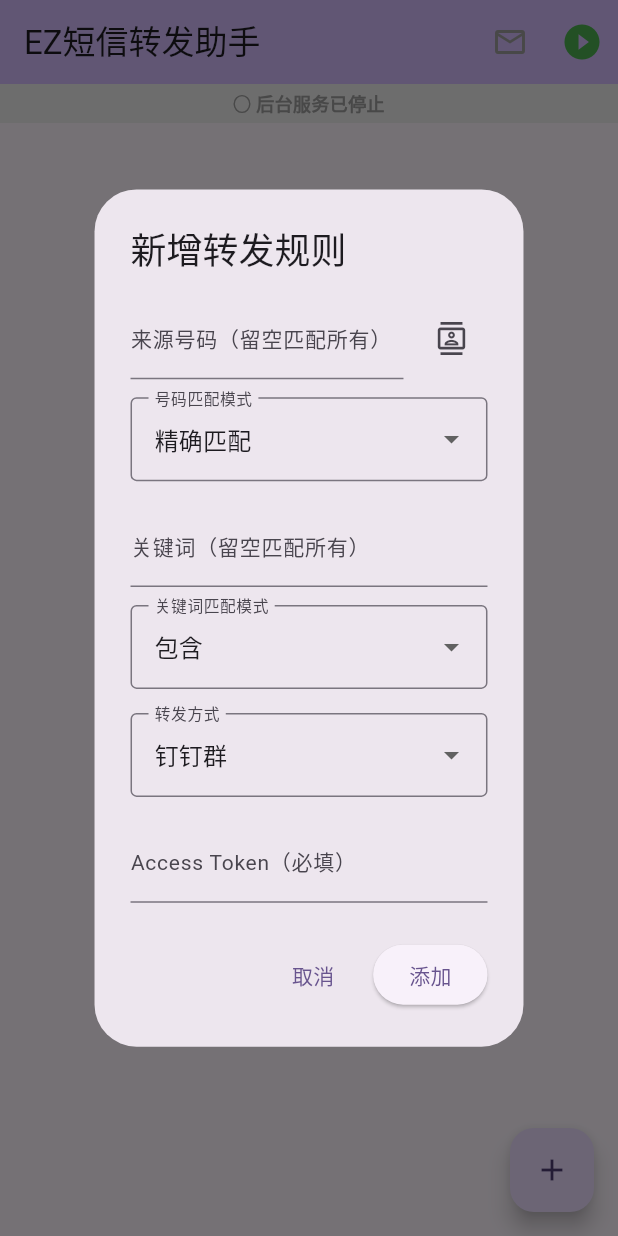
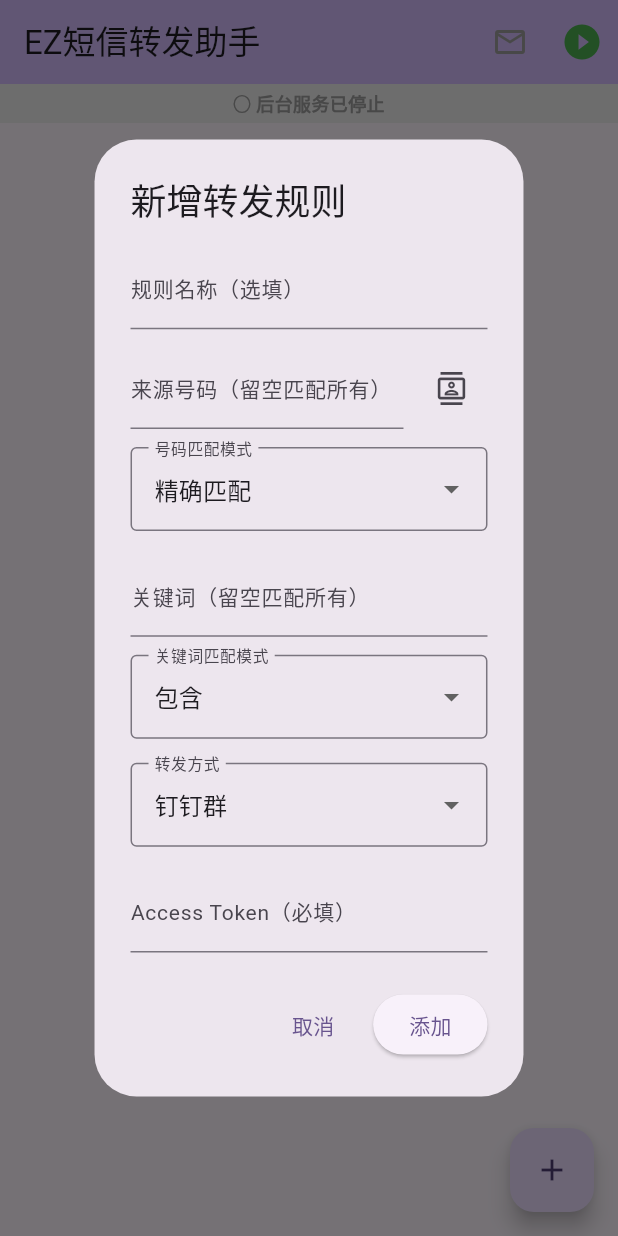
Before and after one commit to eason-zhou-233/EZ-SMS-Forwarder, a Flutter app: the screen it shows after launch, after a tap on "去设置", after a tap on the "add" icon, on a phone screen of 412 x 824 dp. Run offline on Flutter 3.47's test engine with Material 3 defaults, Android fonts, the phone set to English and light mode, and no system bars; our stand-ins replace permission_handler, shared_preferences.

Commit message:
v1.3.3 增加规则名称设置功能

```diff
--- a/lib/main.dart
+++ b/lib/main.dart
@@ -18,6 +18,7 @@ const String _smtpKeyPassword = 'smtp_password';
 
 // --- 规则模型 ---
 class ForwardRule {
+  String name;
   String targetNumber;
   String keyword;
   String numberMatchType;
@@ -36,6 +37,7 @@ class ForwardRule {
   String emailTarget;
 
   ForwardRule({
+    this.name = '',
     required this.targetNumber,
     required this.keyword,
     this.numberMatchType = '精确匹配',
@@ -51,6 +53,7 @@ class ForwardRule {
   });
 
   Map<String, dynamic> toJson() => {
+    'name': name,
     'targetNumber': targetNumber,
     'keyword': keyword,
     'numberMatchType': numberMatchType,
@@ -66,6 +69,7 @@ class ForwardRule {
   };
 
   factory ForwardRule.fromJson(Map<String, dynamic> json) => ForwardRule(
+    name: json['name'] ?? '',
     targetNumber: json['targetNumber'] ?? '',
     keyword: json['keyword'] ?? '',
     numberMatchType: json['numberMatchType'] ?? '精确匹配',
@@ -449,6 +453,7 @@ class _HomeScreenState extends State<HomeScreen> with WidgetsBindingObserver {
     final isEdit = editIndex != null;
     final existingRule = isEdit ? _rules[editIndex] : null;
 
+    final nameCtrl = TextEditingController(text: existingRule?.name ?? '');
     final numCtrl = TextEditingController(
       text: existingRule?.targetNumber ?? '',
     );
@@ -492,6 +497,15 @@ class _HomeScreenState extends State<HomeScreen> with WidgetsBindingObserver {
               mainAxisSize: MainAxisSize.min,
               crossAxisAlignment: CrossAxisAlignment.stretch,
               children: [
+                // --- 规则名称 ---
+                TextField(
+                  controller: nameCtrl,
+                  decoration: const InputDecoration(
+                    labelText: '规则名称（选填）',
+                    hintText: '如：银行验证码、快递通知',
+                  ),
+                ),
+                const SizedBox(height: 12),
                 // --- 监听号码 ---
                 Row(
                   children: [
@@ -717,6 +731,7 @@ class _HomeScreenState extends State<HomeScreen> with WidgetsBindingObserver {
                 }
 
                 final newRule = ForwardRule(
+                  name: nameCtrl.text.trim(),
                   targetNumber: numCtrl.text.trim(),
                   keyword: keyCtrl.text.trim(),
                   numberMatchType: numberMatchType,
@@ -953,6 +968,15 @@ class _HomeScreenState extends State<HomeScreen> with WidgetsBindingObserver {
                                     ),
                                     const SizedBox(height: 6),
                                     Text(
+                                      "规则名称: ${rule.name.isEmpty ? '未设置' : rule.name}",
+                                      style: TextStyle(
+                                        fontSize: 13,
+                                        color: rule.name.isEmpty
+                                            ? Colors.grey
+                                            : null,
+                                      ),
+                                    ),
+                                    Text(
                                       "号码匹配规则: ${rule.numberMatchType}",
                                       style: const TextStyle(fontSize: 13),
                                     ),
```
Also changed, not shown: 1 other file.
